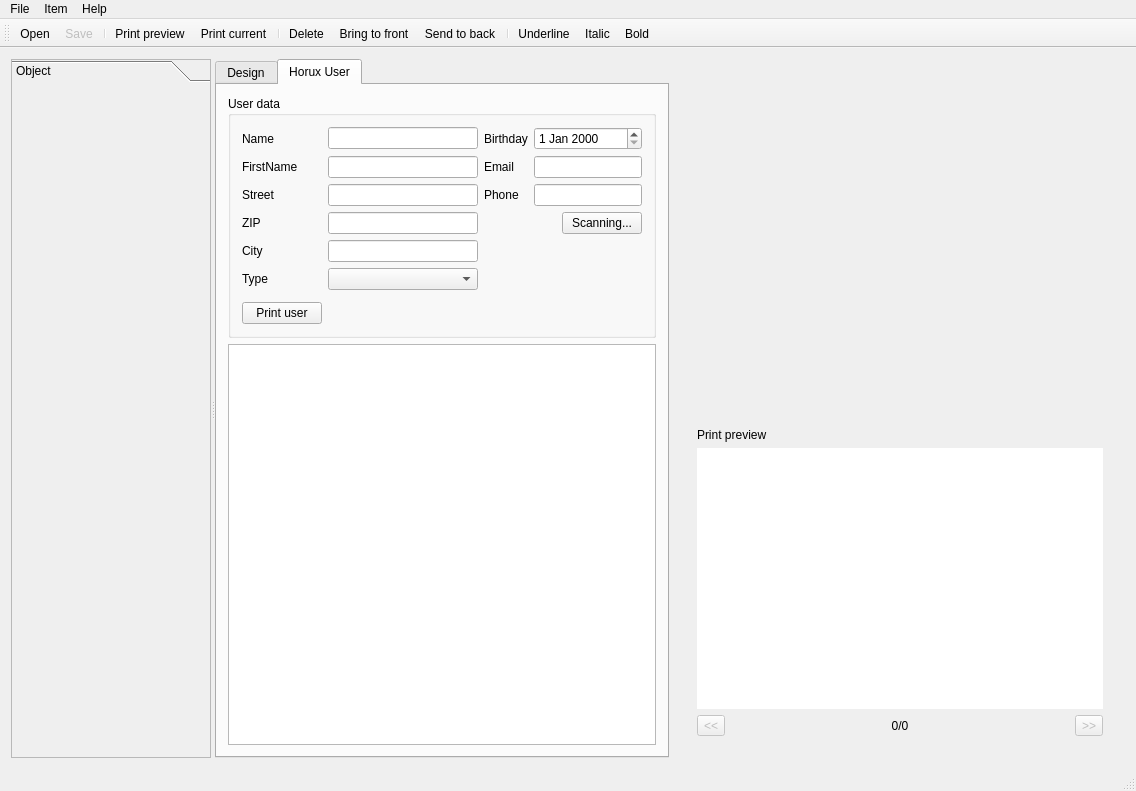
The window that HoruxCardDesigner/horuxdesigner.ui (BackupTheBerlios/horux-svn) describes before a commit, drawn with Qt 5.
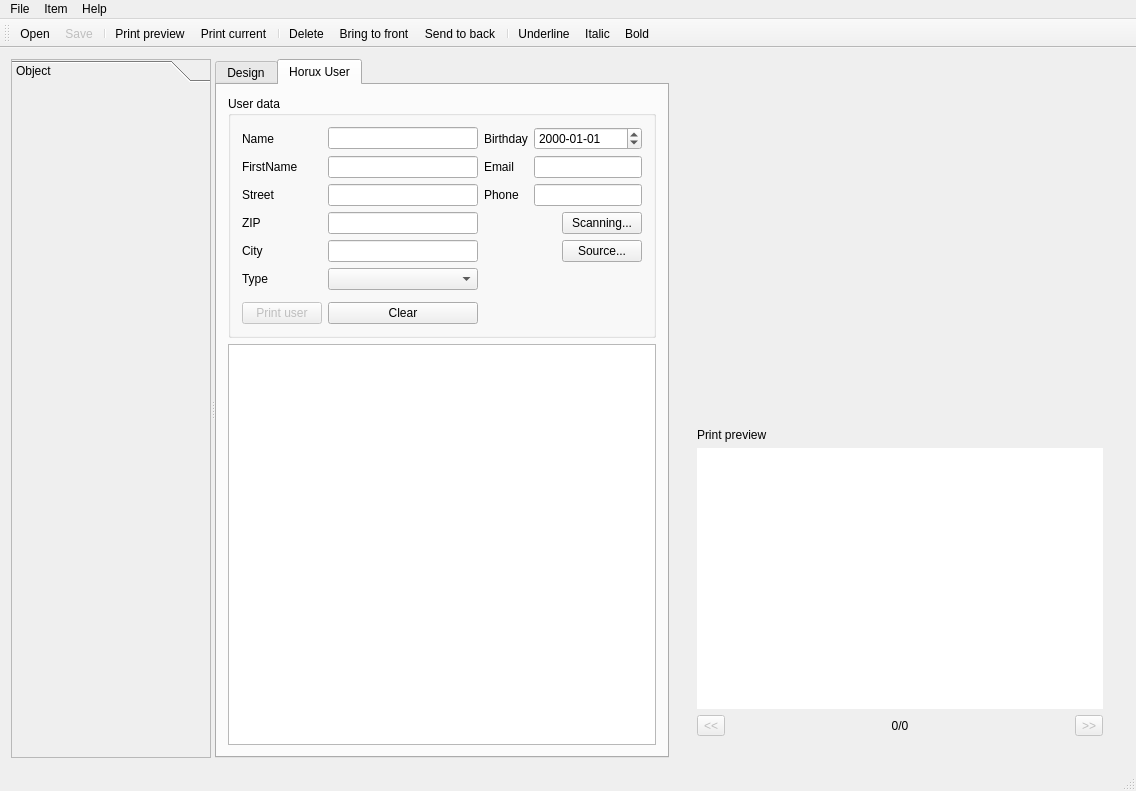
The same window after the commit. Icons and pictures are not drawn.

The edit to the form file:
```diff
--- a/HoruxCardDesigner/horuxdesigner.ui
+++ b/HoruxCardDesigner/horuxdesigner.ui
@@ -241,7 +241,21 @@
              </widget>
             </item>
             <item row="0" column="3" colspan="2">
-             <widget class="QDateEdit" name="birthday"/>
+             <widget class="QDateEdit" name="birthday">
+              <property name="dateTime">
+               <datetime>
+                <hour>0</hour>
+                <minute>0</minute>
+                <second>0</second>
+                <year>2000</year>
+                <month>1</month>
+                <day>1</day>
+               </datetime>
+              </property>
+              <property name="displayFormat">
+               <string>yyyy-MM-dd</string>
+              </property>
+             </widget>
             </item>
             <item row="1" column="0">
              <widget class="QLabel" name="label_3">
@@ -327,6 +341,9 @@
             </item>
             <item row="9" column="0">
              <widget class="QPushButton" name="addUser">
+              <property name="enabled">
+               <bool>false</bool>
+              </property>
               <property name="text">
                <string>Print user</string>
               </property>
@@ -355,6 +372,20 @@
             <item row="5" column="1">
              <widget class="QComboBox" name="userType"/>
             </item>
+            <item row="4" column="4">
+             <widget class="QPushButton" name="source">
+              <property name="text">
+               <string>Source...</string>
+              </property>
+             </widget>
+            </item>
+            <item row="9" column="1">
+             <widget class="QPushButton" name="clear">
+              <property name="text">
+               <string>Clear</string>
+              </property>
+             </widget>
+            </item>
            </layout>
           </widget>
          </item>
```
Left out of the diff: 8 changed lines with no effect on the pictures.
